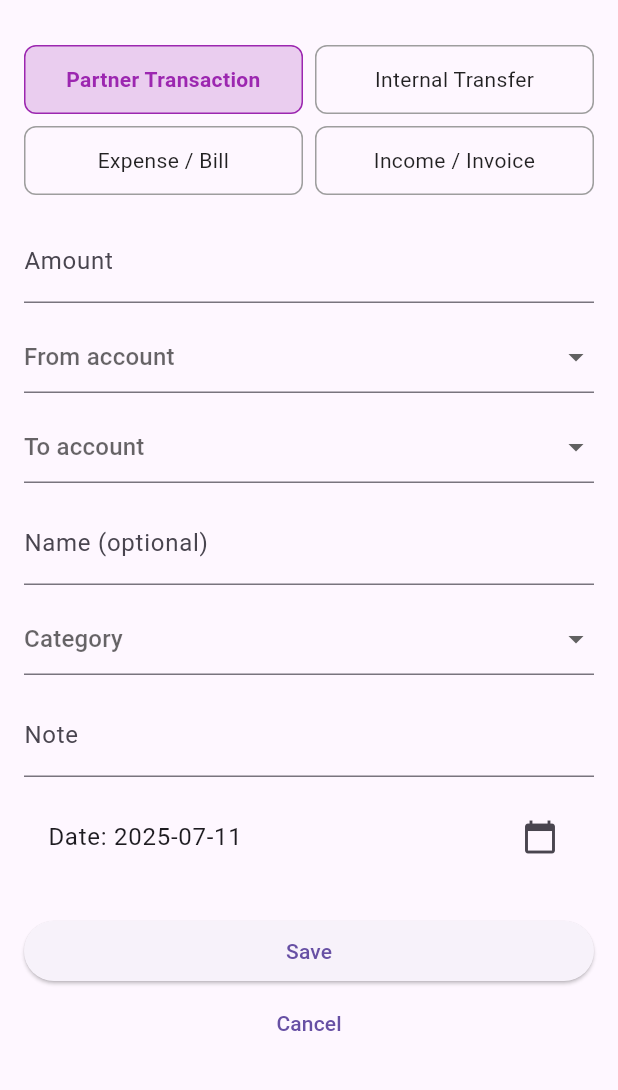
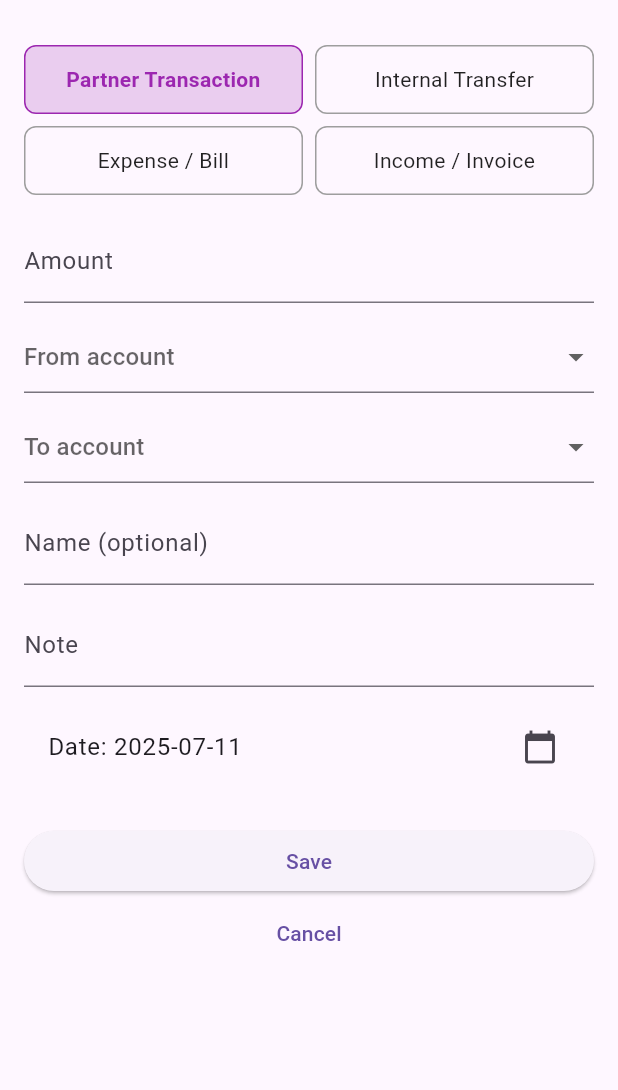
Before and after one commit to vukbundalo/platrare, a Flutter app: the screen it shows after launch, item 3 of the bottom bar chosen, after a tap on the "add" icon, on a phone screen of 412 x 824 dp, the part 63-1153 px from its top. Run offline on Flutter 3.47's test engine with Material 3 defaults, Android fonts, the phone set to English and light mode, and no system bars.

```diff
--- a/lib/data/dummy_accounts.dart
+++ b/lib/data/dummy_accounts.dart
@@ -95,9 +95,33 @@ List<Account> dummyAccounts = [
 
 
 
-  // — Category Accounts —
+  // — Category Accounts (default) —
   Account(
-    name: 'Nightout',
+    name: 'Groceries',
+    type: AccountType.category,
+    balance: 0,
+    includeInBalance: false,
+  ),
+  Account(
+    name: 'Dining & Drinks',
+    type: AccountType.category,
+    balance: 0,
+    includeInBalance: false,
+  ),
+  Account(
+    name: 'Housing',
+    type: AccountType.category,
+    balance: 0,
+    includeInBalance: false,
+  ),
+  Account(
+    name: 'Utilities',
+    type: AccountType.category,
+    balance: 0,
+    includeInBalance: false,
+  ),
+  Account(
+    name: 'Transportation',
     type: AccountType.category,
     balance: 0,
     includeInBalance: false,
@@ -108,4 +132,64 @@ List<Account> dummyAccounts = [
     balance: 0,
     includeInBalance: false,
   ),
+  Account(
+    name: 'Healthcare',
+    type: AccountType.category,
+    balance: 0,
+    includeInBalance: false,
+  ),
+  Account(
+    name: 'Insurance',
+    type: AccountType.category,
+    balance: 0,
+    includeInBalance: false,
+  ),
+  Account(
+    name: 'Entertainment',
+    type: AccountType.category,
+    balance: 0,
+    includeInBalance: false,
+  ),
+  Account(
+    name: 'Travel',
+    type: AccountType.category,
+    balance: 0,
+    includeInBalance: false,
+  ),
+  Account(
+    name: 'Education',
+    type: AccountType.category,
+    balance: 0,
+    includeInBalance: false,
+  ),
+  Account(
+    name: 'Subscriptions',
+    type: AccountType.category,
+    balance: 0,
+    includeInBalance: false,
+  ),
+  Account(
+    name: 'Personal Care',
+    type: AccountType.category,
+    balance: 0,
+    includeInBalance: false,
+  ),
+  Account(
+    name: 'Gifts & Donations',
+    type: AccountType.category,
+    balance: 0,
+    includeInBalance: false,
+  ),
+    Account(
+    name: 'Clothes & Accessories',
+    type: AccountType.category,
+    balance: 0,
+    includeInBalance: false,
+  ),
+  Account(
+    name: 'Miscellaneous',
+    type: AccountType.category,
+    balance: 0,
+    includeInBalance: false,
+  ),
 ];
--- a/lib/screens/track/new_track_transaction_screen.dart
+++ b/lib/screens/track/new_track_transaction_screen.dart
@@ -33,8 +33,12 @@ class NewTrackTransactionScreenState
       dummyAccounts.where((a) => a.type == AccountType.incomeSource).toList();
   List<Account> get _categories =>
       dummyAccounts.where((a) => a.type == AccountType.category).toList();
-  List<Account> get _allForPartner =>
-      [..._personal, ..._partners, ..._vendors, ..._incomeSources];
+  List<Account> get _allForPartner => [
+        ..._personal,
+        ..._partners,
+        ..._vendors,
+        ..._incomeSources,
+      ];
 
   static const _typeLabels = {
     TransactionType.partnerTransfer: 'Partner Transaction',
@@ -58,7 +62,6 @@ class NewTrackTransactionScreenState
       _date = ex.date;
       _nameCtrl.text = ex.title;
       _amountCtrl.text = ex.amount.abs().toString();
-      // _noteCtrl.text = ex.note ?? '';
       _categoryAccount = ex.category;
       if (_type == TransactionType.transfer ||
           _type == TransactionType.partnerTransfer) {
@@ -74,16 +77,17 @@ class NewTrackTransactionScreenState
     final sure = await showDialog<bool>(
       context: context,
       builder: (_) => AlertDialog(
-        title: Text('Delete Transaction?'),
-        content: Text('This cannot be undone.'),
+        title: const Text('Delete Transaction?'),
+        content: const Text('This cannot be undone.'),
         actions: [
           TextButton(
             onPressed: () => Navigator.pop(context, false),
-              child: Text('Cancel')),
+            child: const Text('Cancel'),
+          ),
           TextButton(
             onPressed: () => Navigator.pop(context, true),
-              child:
-                  Text('Delete', style: TextStyle(color: Colors.red))),
+            child: const Text('Delete', style: TextStyle(color: Colors.red)),
+          ),
         ],
       ),
     );
@@ -92,11 +96,18 @@ class NewTrackTransactionScreenState
 
   @override
   Widget build(BuildContext context) {
+    // Guard against a deleted/stale category:
+    final availableCategories = _categories;
+    if (_categoryAccount != null &&
+        !availableCategories.any((c) => c.name == _categoryAccount!.name)) {
+      _categoryAccount = null;
+    }
+
     final spacing = 8.0;
     final chipWidth =
         (MediaQuery.of(context).size.width - 32 - spacing) / 2;
 
-    // “from” list
+    // — From list —
     List<Account> fromList;
     if (_type == TransactionType.partnerTransfer) {
       fromList = _allForPartner;
@@ -106,7 +117,7 @@ class NewTrackTransactionScreenState
       fromList = [..._personal, ..._partners];
     }
 
-    // “to” list
+    // — To list —
     List<Account>? toList;
     if (_type == TransactionType.partnerTransfer) {
       if (_from == null) {
@@ -135,21 +146,24 @@ class NewTrackTransactionScreenState
       toList = _personal;
     }
 
-    final prefix =
-        _type == TransactionType.expense ? '-' : _type == TransactionType.income ? '+' : null;
+    final prefix = _type == TransactionType.expense
+        ? '-'
+        : _type == TransactionType.income
+            ? '+'
+            : null;
 
     return Scaffold(
       appBar: AppBar(
-        title: Text(widget.existing == null
-            ? 'New Transaction'
-            : 'Edit Transaction'),
+        title: Text(
+          widget.existing == null ? 'New Transaction' : 'Edit Transaction',
+        ),
         actions: [
           if (widget.existing != null)
-            IconButton(icon: Icon(Icons.delete), onPressed: _confirmDelete),
+            IconButton(icon: const Icon(Icons.delete), onPressed: _confirmDelete),
         ],
       ),
       body: SingleChildScrollView(
-        padding: EdgeInsets.all(16),
+        padding: const EdgeInsets.all(16),
         child: Column(crossAxisAlignment: CrossAxisAlignment.stretch, children: [
           // — Type selector —
           Wrap(
@@ -162,26 +176,21 @@ class NewTrackTransactionScreenState
                 child: InkWell(
                   onTap: () => setState(() {
                     _type = e.key;
-                    _from = _to = _singleAccount = null;
+                    _from = _to = _singleAccount = _categoryAccount = null;
                   }),
                   borderRadius: BorderRadius.circular(8),
                   child: Container(
-                    padding:
-                        EdgeInsets.symmetric(vertical: 12, horizontal: 8),
+                    padding: const EdgeInsets.symmetric(vertical: 12, horizontal: 8),
                     decoration: BoxDecoration(
-                      color: sel
-                          ? _typeColors[e.key]!.withOpacity(0.2)
-                          : null,
-                      border: Border.all(
-                          color: sel ? _typeColors[e.key]! : Colors.grey),
+                      color: sel ? _typeColors[e.key]!.withOpacity(0.2) : null,
+                      border: Border.all(color: sel ? _typeColors[e.key]! : Colors.grey),
                       borderRadius: BorderRadius.circular(8),
                     ),
                     alignment: Alignment.center,
                     child: Text(e.value,
                         textAlign: TextAlign.center,
                         style: TextStyle(
-                            color:
-                                sel ? _typeColors[e.key]! : Colors.black87,
+                            color: sel ? _typeColors[e.key]! : Colors.black87,
                             fontWeight: sel ? FontWeight.bold : null)),
                   ),
                 ),
@@ -194,22 +203,18 @@ class NewTrackTransactionScreenState
           // — Amount —
           TextField(
             controller: _amountCtrl,
-            decoration: InputDecoration(
-                labelText: 'Amount', prefixText: prefix),
-            keyboardType:
-                TextInputType.numberWithOptions(decimal: true),
+            decoration: InputDecoration(labelText: 'Amount', prefixText: prefix),
+            keyboardType: const TextInputType.numberWithOptions(decimal: true),
           ),
           const SizedBox(height: 12),
 
           // — Single account for expense/income —
-          if (_type == TransactionType.expense ||
-              _type == TransactionType.income) ...[
+          if (_type == TransactionType.expense || _type == TransactionType.income) ...[
             DropdownButtonFormField<Account>(
               value: _singleAccount,
-              hint: Text('Account'),
+              hint: const Text('Account'),
               items: fromList
-                  .map((a) =>
-                      DropdownMenuItem(value: a, child: Text(a.name)))
+                  .map((a) => DropdownMenuItem(value: a, child: Text(a.name)))
                   .toList(),
               onChanged: (v) => setState(() => _singleAccount = v),
             ),
@@ -221,10 +226,9 @@ class NewTrackTransactionScreenState
               _type == TransactionType.partnerTransfer) ...[
             DropdownButtonFormField<Account>(
               value: _from,
-              hint: Text('From account'),
+              hint: const Text('From account'),
               items: fromList
-                  .map((a) =>
-                      DropdownMenuItem(value: a, child: Text(a.name)))
+                  .map((a) => DropdownMenuItem(value: a, child: Text(a.name)))
                   .toList(),
               onChanged: (v) => setState(() {
                 _from = v;
@@ -232,59 +236,74 @@ class NewTrackTransactionScreenState
               }),
             ),
             const SizedBox(height: 12),
-            ...[
             DropdownButtonFormField<Account>(
               value: _to,
-              hint: Text('To account'),
-              items: toList
-                  .map((a) =>
-                      DropdownMenuItem(value: a, child: Text(a.name)))
+              hint: const Text('To account'),
+              items: toList!
+                  .map((a) => DropdownMenuItem(value: a, child: Text(a.name)))
                   .toList(),
               onChanged: (v) => setState(() => _to = v),
             ),
             const SizedBox(height: 12),
           ],
-          ],
 
           // — Name —
           TextField(
             controller: _nameCtrl,
-            decoration: InputDecoration(labelText: 'Name (optional)'),
+            decoration: const InputDecoration(labelText: 'Name (optional)'),
           ),
           const SizedBox(height: 12),
 
-          // — Category (optional) —
-          if (_categories.isNotEmpty) ...[
+          // — Category (only when allowed) —
+          ...(() {
+            bool canPickCategory;
+            switch (_type) {
+              case TransactionType.expense:
+              case TransactionType.income:
+                canPickCategory = _singleAccount?.type == AccountType.personal;
+                break;
+              case TransactionType.partnerTransfer:
+                canPickCategory = _from?.type == AccountType.personal;
+                break;
+              case TransactionType.transfer:
+                canPickCategory = false;
+                break;
+            }
+            if (canPickCategory && availableCategories.isNotEmpty) {
+              return [
                 DropdownButtonFormField<Account>(
                   value: _categoryAccount,
-              hint: Text('Category'),
-              items: _categories
-                  .map((c) =>
-                      DropdownMenuItem(value: c, child: Text(c.name)))
+                  hint: const Text('Category'),
+                  items: availableCategories
+                      .map((c) => DropdownMenuItem(value: c, child: Text(c.name)))
                       .toList(),
                   onChanged: (v) => setState(() => _categoryAccount = v),
                 ),
                 const SizedBox(height: 12),
-          ],
+              ];
+            }
+            return <Widget>[];
+          })(),
 
           // — Note (optional) —
           TextField(
             controller: _noteCtrl,
-            decoration: InputDecoration(labelText: 'Note'),
+            decoration: const InputDecoration(labelText: 'Note'),
           ),
           const SizedBox(height: 12),
 
-          // — Date (no future) —
+          // — Date —
           ListTile(
             title: Text(
-                'Date: ${_date.toLocal().toIso8601String().split("T").first}'),
-            trailing: Icon(Icons.calendar_today),
+              'Date: ${_date.toLocal().toIso8601String().split("T").first}',
+            ),
+            trailing: const Icon(Icons.calendar_today),
             onTap: () async {
               final today = DateTime.now();
               final p = await showDatePicker(
                 context: context,
                 initialDate: _date,
-                firstDate: today.subtract(Duration(days: 365)),
+                firstDate: today.subtract(const Duration(days: 365)),
                 lastDate: today,
               );
               if (p != null) setState(() => _date = p);
@@ -293,9 +312,9 @@ class NewTrackTransactionScreenState
 
           const SizedBox(height: 24),
 
-          // — Save and return a TransactionItem —
+          // — Save —
           ElevatedButton(
-            child: Text('Save'),
+            child: const Text('Save'),
             onPressed: () {
               final raw = double.tryParse(_amountCtrl.text) ?? 0.0;
               final amt = (_type == TransactionType.expense) ? -raw : raw;
@@ -303,31 +322,26 @@ class NewTrackTransactionScreenState
                       _type == TransactionType.partnerTransfer)
                   ? _from
                   : null;
-              final toAcc = (_type == TransactionType.expense ||
-                      _type == TransactionType.income)
+              final toAcc =
+                  (_type == TransactionType.expense || _type == TransactionType.income)
                       ? _singleAccount!
                       : _to!;
 
               final tx = TransactionItem(
-                title: _nameCtrl.text.isNotEmpty
-                    ? _nameCtrl.text
-                    : _type.name,
+                title: _nameCtrl.text.isNotEmpty ? _nameCtrl.text : _type.name,
                 date: _date,
                 type: _type,
                 fromAccount: fromAcc,
                 toAccount: toAcc,
                 amount: amt,
                 category: _categoryAccount,
-                // note: _noteCtrl.text.isNotEmpty
-                //     ? _noteCtrl.text
-                //     : null,
               );
               Navigator.pop(context, tx);
             },
           ),
 
           TextButton(
-            child: Text('Cancel'),
+            child: const Text('Cancel'),
             onPressed: () => Navigator.pop(context),
           ),
         ]),
--- a/lib/screens/track/track_screen.dart
+++ b/lib/screens/track/track_screen.dart
@@ -40,11 +40,19 @@ class TrackScreenState extends State<TrackScreen> {
 
     if (result is TransactionItem) {
       setState(() {
+        // 1) Undo the old transaction (including its category)
+        _rollback(existing);
+
+        // 2) Replace in both lists
         final i = _realized.indexWhere((t) => t.id == existing.id);
         _realized[i] = result;
-        final gi =
-            dummyRealized.indexWhere((t) => t.id == existing.id);
+        final gi = dummyRealized.indexWhere((t) => t.id == existing.id);
         if (gi != -1) dummyRealized[gi] = result;
+
+        // 3) Apply the new transaction
+        _applyImmediate(result);
+
+        // 4) Re‐sort so newest shows first
         _sortRealized();
       });
     } else if (result == 'delete') {
@@ -60,11 +68,11 @@ class TrackScreenState extends State<TrackScreen> {
     final idx = dummyAccounts.indexWhere((a) => a.name == acct.name);
     if (idx == -1) return;
     final old = dummyAccounts[idx];
-    dummyAccounts[idx] =
-        old.copyWith(balance: old.balance + delta);
+    dummyAccounts[idx] = old.copyWith(balance: old.balance + delta);
   }
 
   void _rollback(TransactionItem tx) {
+    // undo main accounts
     switch (tx.type) {
       case TransactionType.expense:
       case TransactionType.income:
@@ -72,14 +80,18 @@ class TrackScreenState extends State<TrackScreen> {
         break;
       case TransactionType.transfer:
       case TransactionType.partnerTransfer:
-        if (tx.fromAccount != null)
-          _mutate(tx.fromAccount!, tx.amount);
+        if (tx.fromAccount != null) _mutate(tx.fromAccount!, tx.amount);
         _mutate(tx.toAccount, -tx.amount);
         break;
+    }
+    // undo category if any
+    if (tx.category != null) {
+      _mutate(tx.category!, -tx.amount);
     }
   }
 
   void _applyImmediate(TransactionItem tx) {
+    // apply main accounts
     switch (tx.type) {
       case TransactionType.expense:
       case TransactionType.income:
@@ -91,17 +103,19 @@ class TrackScreenState extends State<TrackScreen> {
         _mutate(tx.toAccount, tx.amount);
         break;
     }
+    // apply category if any
+    if (tx.category != null) {
+      _mutate(tx.category!, tx.amount);
+    }
   }
 
   @override
   Widget build(BuildContext context) {
     _sortRealized();
 
-    // group by calendar‐day
     final grouped = <DateTime, List<TransactionItem>>{};
     for (var tx in _realized) {
-      final day =
-          DateTime(tx.date.year, tx.date.month, tx.date.day);
+      final day = DateTime(tx.date.year, tx.date.month, tx.date.day);
       (grouped[day] ??= []).add(tx);
     }
 
@@ -111,39 +125,32 @@ class TrackScreenState extends State<TrackScreen> {
         padding: const EdgeInsets.all(16),
         children: [
           for (var entry in grouped.entries) ...[
-            // — Day header —
             Padding(
-              padding:
-                  const EdgeInsets.symmetric(vertical: 8),
+              padding: const EdgeInsets.symmetric(vertical: 8),
               child: Text(
                 '${entry.key.day}/${entry.key.month}/${entry.key.year}',
                 style: const TextStyle(
-                    fontSize: 18,
-                    fontWeight: FontWeight.bold),
+                    fontSize: 18, fontWeight: FontWeight.bold),
               ),
             ),
 
-            // — Transactions (swipe left to return to Plan) —
-            ...entry.value.map((tx) => Dismissible(
+            // swipe-to-return-to-plan
+            ...entry.value.map(
+              (tx) => Dismissible(
                 key: ValueKey(tx.id),
                 direction: DismissDirection.endToStart,
                 background: Container(
                   color: Colors.orange,
                   alignment: Alignment.centerRight,
-                    padding:
-                        const EdgeInsets.only(right: 16),
-                    child: const Icon(Icons.undo,
-                        color: Colors.white),
+                  padding: const EdgeInsets.only(right: 16),
+                  child: const Icon(Icons.undo, color: Colors.white),
                 ),
                 confirmDismiss: (_) async => true,
                 onDismissed: (_) {
                   setState(() {
-                      // undo balance
                     _rollback(tx);
-                      // remove from realized
                     _realized.removeWhere((t) => t.id == tx.id);
                     dummyRealized.removeWhere((t) => t.id == tx.id);
-                      // add back as a one–off plan
                     dummyPlanned.add(tx.copyWith());
                   });
                 },
@@ -154,34 +161,26 @@ class TrackScreenState extends State<TrackScreen> {
                     leading: tx.displayIcon,
                     title: Text(tx.displayTitle),
                     subtitle: Text(tx.displaySubtitle),
-                      trailing: Text(
-                          tx.amount.toStringAsFixed(2)),
+                    trailing: Text(tx.amount.toStringAsFixed(2)),
                     onTap: () => _edit(tx),
                   ),
                 ),
-                )),
+              ),
+            ),
 
             const SizedBox(height: 8),
-
-            // — Balances ribbon as of that day —
             _buildBalancesRibbon(entry.key),
-
             const SizedBox(height: 24),
           ],
         ],
       ),
-
-      // — New Transaction FAB —
       floatingActionButton: FloatingActionButton(
         child: const Icon(Icons.add),
         onPressed: () async {
-          final tx =
-              await Navigator.push<TransactionItem?>(
+          final tx = await Navigator.push<TransactionItem?>(
             context,
             MaterialPageRoute(
-              builder: (_) =>
-                  const NewTrackTransactionScreen(
-                      existing: null),
+              builder: (_) => const NewTrackTransactionScreen(existing: null),
             ),
           );
           if (tx is TransactionItem) {
@@ -202,13 +201,10 @@ class TrackScreenState extends State<TrackScreen> {
       _realized,
       day,
     );
-
     final avail = proj.entries
         .where((e) =>
-            e.key.type == AccountType.personal &&
-            e.key.includeInBalance)
+            e.key.type == AccountType.personal && e.key.includeInBalance)
         .fold(0.0, (s, e) => s + e.value);
-
     final liquid = proj.entries
         .where((e) => e.key.type == AccountType.personal)
         .fold(0.0, (s, e) => s + e.value);
@@ -217,7 +213,6 @@ class TrackScreenState extends State<TrackScreen> {
         .where((a) => a.type == AccountType.personal)
         .map((a) => a.copyWith(balance: proj[a]!))
         .toList();
-
     final partnerBalances = dummyAccounts
         .where((a) => a.type == AccountType.partner)
         .map((a) => a.copyWith(balance: proj[a]!))
@@ -227,20 +222,15 @@ class TrackScreenState extends State<TrackScreen> {
       height: 60,
       child: ListView(
         scrollDirection: Axis.horizontal,
-        padding:
-            const EdgeInsets.symmetric(horizontal: 16),
+        padding: const EdgeInsets.symmetric(horizontal: 16),
         children: [
-          TransactionAccountsSummaryCard(
-              label: 'Available', value: avail),
+          TransactionAccountsSummaryCard(label: 'Available', value: avail),
           const SizedBox(width: 20),
-          ...personalBalances
-              .map((a) => AccountBalanceCard(account: a)),
+          ...personalBalances.map((a) => AccountBalanceCard(account: a)),
           const SizedBox(width: 20),
-          TransactionAccountsSummaryCard(
-              label: 'Liquid', value: liquid),
+          TransactionAccountsSummaryCard(label: 'Liquid', value: liquid),
           const SizedBox(width: 20),
-          ...partnerBalances
-              .map((a) => AccountBalanceCard(account: a)),
+          ...partnerBalances.map((a) => AccountBalanceCard(account: a)),
         ],
       ),
     );
--- a/lib/widgets/account_card.dart
+++ b/lib/widgets/account_card.dart
@@ -1,3 +1,5 @@
+// lib/widgets/account_card.dart
+
 import 'package:flutter/material.dart';
 import 'package:platrare/models/account.dart';
 
@@ -7,18 +9,41 @@ class AccountCard extends StatelessWidget {
 
   @override
   Widget build(BuildContext context) {
-    final bgColor = account.balance >= 0 ? Colors.green[50] : Colors.red[50];
-    final textColor =
-        account.balance >= 0 ? Colors.green[800] : Colors.red[800];
+    Color bgColor;
+    Color textColor;
+
+    switch (account.type) {
+      case AccountType.category:
+        // light grey background, dark text
+        bgColor = Colors.grey.shade200;
+        textColor = Colors.black87;
+        break;
+      case AccountType.vendor:
+        // red tint background/text
+        bgColor = Colors.red.shade50;
+        textColor = Colors.red.shade800;
+        break;
+      case AccountType.incomeSource:
+        // green tint background/text
+        bgColor = Colors.green.shade50;
+        textColor = Colors.green.shade800;
+        break;
+      default:
+        // fallback: positive = green, negative = red
+        final positive = account.balance >= 0;
+        bgColor = positive ? Colors.green.shade50 : Colors.red.shade50;
+        textColor = positive ? Colors.green.shade800 : Colors.red.shade800;
+    }
+
     return Card(
       color: bgColor,
-      margin: EdgeInsets.symmetric(horizontal: 16, vertical: 4),
+      margin: const EdgeInsets.symmetric(horizontal: 16, vertical: 4),
       child: ListTile(
         title: Text(account.name),
-        //subtitle: Text(account.type.toString().split('.').last),
         trailing: Text(
-          account.balance.toStringAsFixed(2),
-          style: TextStyle(color: textColor),
+          // always show absolute value
+          account.balance.abs().toStringAsFixed(2),
+          style: TextStyle(color: textColor, fontWeight: FontWeight.bold),
         ),
       ),
     );
```
Also changed, not shown: lib/screens/plan/new_planned_transaction_screen.dart (+36 -15 lines), lib/screens/plan/plan_screen.dart (+6 -1 lines), lib/screens/review/edit_review_account_screen.dart (+18 -12 lines), lib/screens/review/review_screen.dart (+34 -34 lines). Lines whose indentation alone changed are shown as unchanged.
